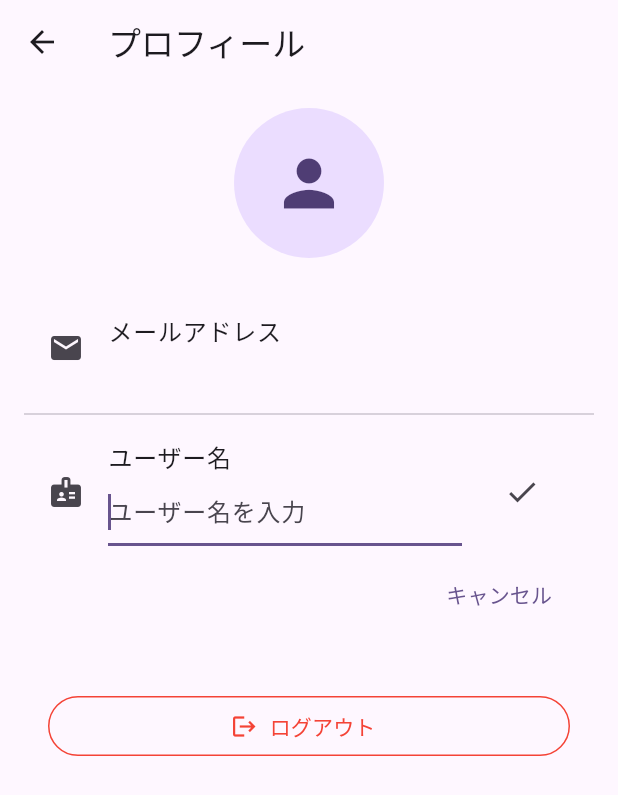
After one commit to OhnoHaruki/subscription-manager-app, a Flutter app: the ProfileScreen screen opened directly, after a tap on the "edit" icon, on a phone screen of 412 x 824 dp. The commit adds this screen. Shown: the top 795 px of the screen. Run offline on Flutter 3.47's test engine with Material 3 defaults, Android fonts, the phone set to English and light mode, and no system bars; our stand-ins replace firebase_core, flutter_riverpod, freezed_annotation, supabase_flutter; accounts and stored records are empty.

Commit message:
feat: プロフィール画面の実装とナビゲーションの改善

```diff
--- /dev/null
+++ b/lib/providers/profile_provider.dart
@@ -0,0 +1,14 @@
+import 'package:flutter_riverpod/flutter_riverpod.dart';
+import '../models/profile.dart';
+import '../repositories/profile_repository.dart';
+import 'subscription_provider.dart';
+
+/// ProfileRepositoryのインスタンスを提供するProvider
+final profileRepositoryProvider = Provider<ProfileRepository>((ref) {
+  return ProfileRepository(ref.watch(supabaseProvider));
+});
+
+/// 現在のユーザープロフィールを取得するProvider
+final profileProvider = FutureProvider<Profile?>((ref) {
+  return ref.watch(profileRepositoryProvider).getProfile();
+});
--- /dev/null
+++ b/lib/repositories/profile_repository.dart
@@ -0,0 +1,38 @@
+import 'package:supabase_flutter/supabase_flutter.dart';
+import '../models/profile.dart';
+
+/// ユーザープロフィールの取得・更新を管理するリポジトリクラス
+class ProfileRepository {
+  ProfileRepository(this._client);
+
+  final SupabaseClient _client;
+
+  /// Supabaseのテーブル参照
+  SupabaseQueryBuilder get _table => _client.from('profiles');
+
+  /// 現在のユーザープロフィールを取得する
+  Future<Profile?> getProfile() async {
+    final userId = _client.auth.currentUser?.id;
+    if (userId == null) return null;
+
+    final response = await _table
+        .select()
+        .eq('id', userId)
+        .single();
+
+    final data = Map<String, dynamic>.from(response);
+    data['createdAt'] = data['created_at'];
+    data.remove('created_at');
+
+    return Profile.fromJson(data);
+  }
+
+  /// プロフィール情報を更新する
+  Future<void> updateProfile(Profile profile) async {
+    final Map<String, dynamic> supabaseJson = {
+      'username': profile.username,
+    };
+
+    await _table.update(supabaseJson).eq('id', profile.id);
+  }
+}
--- /dev/null
+++ b/lib/screens/profile_screen.dart
@@ -0,0 +1,188 @@
+import 'package:flutter/material.dart';
+import 'package:flutter_riverpod/flutter_riverpod.dart';
+import '../providers/auth_provider.dart';
+import '../providers/profile_provider.dart';
+
+class ProfileScreen extends ConsumerStatefulWidget {
+  const ProfileScreen({super.key});
+
+  @override
+  ConsumerState<ProfileScreen> createState() => _ProfileScreenState();
+}
+
+class _ProfileScreenState extends ConsumerState<ProfileScreen> {
+  final _usernameController = TextEditingController();
+  bool _isEditing = false;
+  bool _isLoading = false;
+
+  @override
+  void dispose() {
+    _usernameController.dispose();
+    super.dispose();
+  }
+
+  Future<void> _updateProfile(String id) async {
+    setState(() => _isLoading = true);
+    try {
+      final repository = ref.read(profileRepositoryProvider);
+      final profile = ref.read(profileProvider).value;
+      if (profile != null) {
+        await repository.updateProfile(
+          profile.copyWith(username: _usernameController.text.trim()),
+        );
+        ref.invalidate(profileProvider);
+        if (mounted) {
+          setState(() => _isEditing = false);
+          ScaffoldMessenger.of(context).showSnackBar(
+            const SnackBar(content: Text('プロフィールを更新しました')),
+          );
+        }
+      }
+    } catch (e) {
+      if (mounted) {
+        ScaffoldMessenger.of(context).showSnackBar(
+          SnackBar(content: Text('更新に失敗しました: $e')),
+        );
+      }
+    } finally {
+      if (mounted) {
+        setState(() => _isLoading = false);
+      }
+    }
+  }
+
+  @override
+  Widget build(BuildContext context) {
+    final user = ref.watch(currentUserProvider);
+    final profileAsync = ref.watch(profileProvider);
+
+    return Scaffold(
+      appBar: AppBar(
+        title: const Text('プロフィール'),
+      ),
+      body: profileAsync.when(
+        data: (profile) {
+          if (profile == null) {
+            return const Center(child: Text('プロフィールが見つかりません'));
+          }
+
+          if (!_isEditing && _usernameController.text.isEmpty) {
+            _usernameController.text = profile.username ?? '';
+          }
+
+          return ListView(
+            padding: const EdgeInsets.all(16),
+            children: [
+              const Center(
+                child: CircleAvatar(
+                  radius: 50,
+                  child: Icon(Icons.person, size: 50),
+                ),
+              ),
+              const SizedBox(height: 24),
+
+              // メールアドレス (読み取り専用)
+              ListTile(
+                title: const Text('メールアドレス'),
+                subtitle: Text(user?.email ?? '不明'),
+                leading: const Icon(Icons.email),
+              ),
+              const Divider(),
+
+              // ユーザー名
+              ListTile(
+                leading: const Icon(Icons.badge),
+                title: const Text('ユーザー名'),
+                subtitle: _isEditing
+                    ? TextField(
+                        controller: _usernameController,
+                        decoration: const InputDecoration(
+                          hintText: 'ユーザー名を入力',
+                        ),
+                        autofocus: true,
+                      )
+                    : Text(profile.username ?? '未設定'),
+                trailing: _isLoading
+                    ? const SizedBox(
+                        width: 24,
+                        height: 24,
+                        child: CircularProgressIndicator(strokeWidth: 2),
+                      )
+                    : IconButton(
+                        icon: Icon(_isEditing ? Icons.check : Icons.edit),
+                        onPressed: () {
+                          if (_isEditing) {
+                            _updateProfile(profile.id);
+                          } else {
+                            setState(() => _isEditing = true);
+                          }
+                        },
+                      ),
+              ),
+              if (_isEditing)
+                Padding(
+                  padding: const EdgeInsets.symmetric(horizontal: 16),
+                  child: Row(
+                    mainAxisAlignment: MainAxisAlignment.end,
+                    children: [
+                      TextButton(
+                        onPressed: () {
+                          setState(() {
+                            _isEditing = false;
+                            _usernameController.text = profile.username ?? '';
+                          });
+                        },
+                        child: const Text('キャンセル'),
+                      ),
+                    ],
+                  ),
+                ),
+
+              const SizedBox(height: 40),
+
+              // ログアウトボタン
+              Padding(
+                padding: const EdgeInsets.symmetric(horizontal: 16),
+                child: OutlinedButton.icon(
+                  onPressed: () async {
+                    final confirm = await showDialog<bool>(
+                      context: context,
+                      builder: (context) => AlertDialog(
+                        title: const Text('ログアウト'),
+                        content: const Text('ログアウトしてもよろしいですか？'),
+                        actions: [
+                          TextButton(
+                            onPressed: () => Navigator.pop(context, false),
+                            child: const Text('キャンセル'),
+                          ),
+                          TextButton(
+                            onPressed: () => Navigator.pop(context, true),
+                            child: const Text('ログアウト', style: TextStyle(color: Colors.red)),
+                          ),
+                        ],
+                      ),
+                    );
+
+                    if (confirm == true) {
+                      await ref.read(authRepositoryProvider).signOut();
+                      if (mounted) {
+                        Navigator.of(context).popUntil((route) => route.isFirst);
+                      }
+                    }
+                  },
+                  icon: const Icon(Icons.logout, color: Colors.red),
+                  label: const Text('ログアウト', style: TextStyle(color: Colors.red)),
+                  style: OutlinedButton.styleFrom(
+                    side: const BorderSide(color: Colors.red),
+                  ),
+                ),
+              ),
+            ],
+          );
+        },
+        loading: () => const Center(child: CircularProgressIndicator()),
+        error: (e, st) => Center(child: Text('エラーが発生しました: $e')),
+      ),
+    );
+  }
+}
```
Also changed, not shown: lib/models/profile.dart (added, +16 -0 lines), lib/screens/subscription_list_screen.dart (+17 -5 lines), lib/models/profile.freezed.dart (added), lib/models/profile.g.dart (added), 2 other files.
